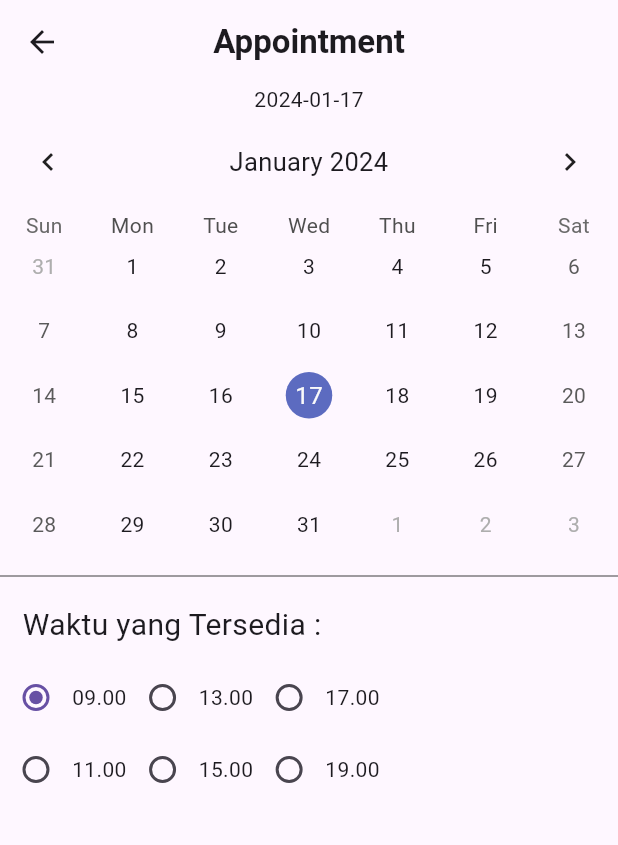
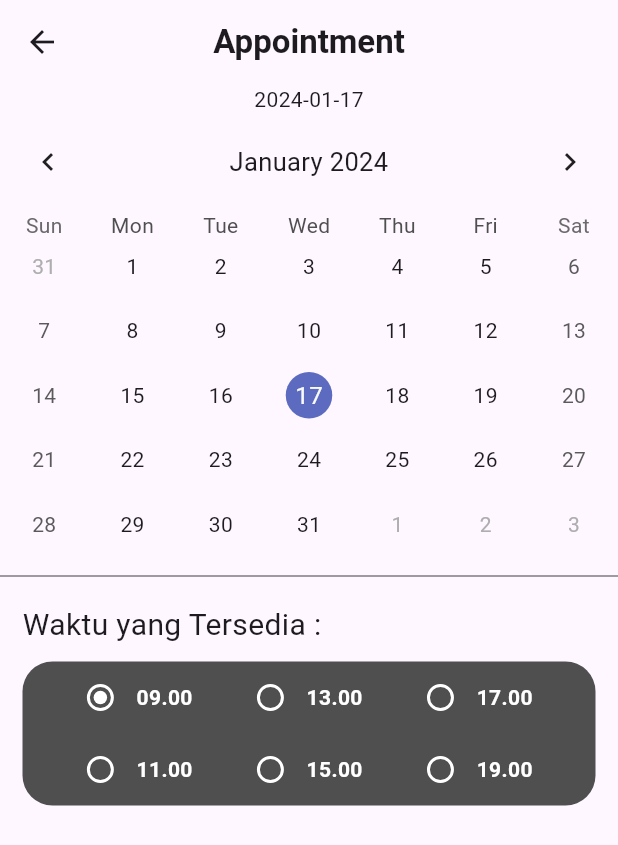
Before and after one commit to egapermana24/frontend_projek_akhir_pengembangan_aplikasi_mobile_ahligigi, a Flutter app: the DetailsPage screen opened directly, after a tap on "Book an Appointment", on a phone screen of 412 x 824 dp. Shown: the top 845 px of the screen. Run offline on Flutter 3.47's test engine with Material 3 defaults, Android fonts, the phone set to English and light mode, and no system bars; drawn by our look-alikes of table_calendar; our stand-ins replace font_awesome_flutter, get, google_fonts.

Commit message:
17-1-2024

```diff
--- a/lib/main.dart
+++ b/lib/main.dart
@@ -1,4 +1,6 @@
 import 'package:ahli_gigi/pages/dashboard/dashboard.dart';
+import 'package:ahli_gigi/pages/dashboard/dashboard.dart';
+import 'package:ahli_gigi/pages/navbar/navbar.dart';
 import 'package:ahli_gigi/pages/register.dart';
 import 'package:ahli_gigi/pages/login.dart';
 import 'package:ahli_gigi/pages/forgot_pw.dart';
@@ -9,16 +11,15 @@ void main() {
 }
 
 class MyApp extends StatelessWidget {
-  const MyApp({super.key});
+  const MyApp({Key? key}) : super(key: key);
 
-  // This widget is the root of your application.
   @override
   Widget build(BuildContext context) {
     return MaterialApp(
       debugShowCheckedModeBanner: false,
-      home: const Login(),
+      initialRoute: 'Login',
       routes: {
-        'Login': (context) => Login(),
+        'Login': (context) => const Login(),
         'dashboard': (context) => Dashboard(),
         'register': (context) => Register(),
         'forgot': (context) => Forgot(),
--- a/lib/pages/DetailsPage/widget/details_page_widget.dart
+++ b/lib/pages/DetailsPage/widget/details_page_widget.dart
@@ -110,7 +110,7 @@ class DetailsPageWidget extends StatelessWidget {
         Stack(
           children: <Widget>[
             Container(
-              height: 400,
+              height: 435,
               child: Column(
                 children: <Widget>[
                   const Padding(
@@ -139,7 +139,7 @@ class DetailsPageWidget extends StatelessWidget {
               ),
             ),
             Positioned(
-              bottom: 7,
+              bottom: 5,
               left: 7,
               right: 7,
               child: Center(
@@ -153,22 +153,29 @@ class DetailsPageWidget extends StatelessWidget {
                   child: Row(
                     children: <Widget>[
                       Padding(
-                        padding: const EdgeInsets.only(left: 8, right: 2),
+                        padding: const EdgeInsets.only(left: 5, right: 1),
                         child: IconButton(
                           icon: const Icon(
                             Icons.favorite,
                             color: Colors.redAccent,
                           ),
-                          iconSize: 37.0,
+                          iconSize: 35.0,
                           tooltip: 'Add to Bookmark',
                           onPressed: () {
                             // Aksi ketika button diklik
                           },
                         ),
                       ),
+                      Container(
+                        width: 1,
+                        height: 40,
+                        decoration: BoxDecoration(
+                            border: Border.all(
+                                color: Color.fromARGB(255, 142, 142, 142))),
+                      ),
                       Expanded(
                           child: Padding(
-                        padding: const EdgeInsets.only(right: 13.0),
+                        padding: const EdgeInsets.only(left: 8, right: 13.0),
                         child: ElevatedButton(
                           style: ElevatedButton.styleFrom(
                             // Atur ukuran ElevatedButton di sini
--- a/lib/pages/appointment/appointment.dart
+++ b/lib/pages/appointment/appointment.dart
@@ -1,5 +1,6 @@
 import 'package:ahli_gigi/pages/appointment/widget/table_calendar.dart';
 import 'package:flutter/material.dart';
+import 'package:ahli_gigi/pages/appointment/widget/table_jam.dart';
 
 class appointmentPage extends StatefulWidget {
   const appointmentPage({super.key});
@@ -40,100 +41,7 @@ class _appointmentPageState extends State<appointmentPage> {
           const SizedBox(
             height: 10,
           ),
-          Container(
-            child: Row(children: [
-              Column(
-                children: [
-                  Row(
-                    children: [
-                      Radio(
-                          value: 1,
-                          groupValue: groupValue,
-                          onChanged: (value) {
-                            setState(() {
-                              groupValue = value!;
-                            });
-                          }),
-                      const Text('09.00'),
-                    ],
-                  ),
-                  Row(
-                    children: [
-                      Radio(
-                          value: 2,
-                          groupValue: groupValue,
-                          onChanged: (value) {
-                            setState(() {
-                              groupValue = value!;
-                            });
-                          }),
-                      const Text('11.00'),
-                    ],
-                  ),
-                ],
-              ),
-              Column(
-                children: [
-                  Row(
-                    children: [
-                      Radio(
-                          value: 3,
-                          groupValue: groupValue,
-                          onChanged: (value) {
-                            setState(() {
-                              groupValue = value!;
-                            });
-                          }),
-                      const Text('13.00'),
-                    ],
-                  ),
-                  Row(
-                    children: [
-                      Radio(
-                          value: 4,
-                          groupValue: groupValue,
-                          onChanged: (value) {
-                            setState(() {
-                              groupValue = value!;
-                            });
-                          }),
-                      const Text('15.00'),
-                    ],
-                  ),
-                ],
-              ),
-              Column(
-                children: [
-                  Row(
-                    children: [
-                      Radio(
-                          value: 5,
-                          groupValue: groupValue,
-                          onChanged: (value) {
-                            setState(() {
-                              groupValue = value!;
-                            });
-                          }),
-                      const Text('17.00'),
-                    ],
-                  ),
-                  Row(
-                    children: [
-                      Radio(
-                          value: 6,
-                          groupValue: groupValue,
-                          onChanged: (value) {
-                            setState(() {
-                              groupValue = value!;
-                            });
-                          }),
-                      const Text('19.00'),
-                    ],
-                  ),
-                ],
-              ),
-            ]),
-          )
+          tableJam(),
         ],
       ),
     );
--- /dev/null
+++ b/lib/pages/appointment/widget/table_jam.dart
@@ -0,0 +1,151 @@
+import 'package:flutter/material.dart';
+
+class tableJam extends StatefulWidget {
+  const tableJam({super.key});
+
+  @override
+  State<tableJam> createState() => _tableJamState();
+}
+
+class _tableJamState extends State<tableJam> {
+  int groupValue = 1;
+
+  @override
+  Widget build(BuildContext context) {
+    return Padding(
+      padding: const EdgeInsets.only(left: 15, right: 15),
+      child: Container(
+        decoration: BoxDecoration(
+            color: Color.fromARGB(255, 79, 79, 79),
+            // border: Border.all(color: Colors.black),
+            borderRadius: BorderRadius.circular(20)),
+        child: Padding(
+          padding: const EdgeInsets.only(right: 14.0),
+          child:
+              Row(mainAxisAlignment: MainAxisAlignment.spaceEvenly, children: [
+            Column(
+              children: [
+                Row(
+                  children: [
+                    Radio(
+                        fillColor: MaterialStatePropertyAll(Colors.white),
+                        value: 1,
+                        groupValue: groupValue,
+                        onChanged: (value) {
+                          setState(() {
+                            groupValue = value!;
+                          });
+                        }),
+                    const Text(
+                      '09.00',
+                      style: const TextStyle(
+                          color: Colors.white, fontWeight: FontWeight.bold),
+                    ),
+                  ],
+                ),
+                Row(
+                  children: [
+                    Radio(
+                        fillColor: MaterialStatePropertyAll(Colors.white),
+                        value: 2,
+                        groupValue: groupValue,
+                        onChanged: (value) {
+                          setState(() {
+                            groupValue = value!;
+                          });
+                        }),
+                    const Text(
+                      '11.00',
+                      style: const TextStyle(
+                          color: Colors.white, fontWeight: FontWeight.bold),
+                    ),
+                  ],
+                ),
+              ],
+            ),
+            Column(
+              children: [
+                Row(
+                  children: [
+                    Radio(
+                        fillColor: MaterialStatePropertyAll(Colors.white),
+                        value: 3,
+                        groupValue: groupValue,
+                        onChanged: (value) {
+                          setState(() {
+                            groupValue = value!;
+                          });
+                        }),
+                    const Text(
+                      '13.00',
+                      style: const TextStyle(
+                          color: Colors.white, fontWeight: FontWeight.bold),
+                    ),
+                  ],
+                ),
+                Row(
+                  children: [
+                    Radio(
+                        fillColor: MaterialStatePropertyAll(Colors.white),
+                        value: 4,
+                        groupValue: groupValue,
+                        onChanged: (value) {
+                          setState(() {
+                            groupValue = value!;
+                          });
+                        }),
+                    const Text(
+                      '15.00',
+                      style: const TextStyle(
+                          color: Colors.white, fontWeight: FontWeight.bold),
+                    ),
+                  ],
+                ),
+              ],
+            ),
+            Column(
+              children: [
+                Row(
+                  children: [
+                    Radio(
+                        fillColor: MaterialStatePropertyAll(Colors.white),
+                        value: 5,
+                        groupValue: groupValue,
+                        onChanged: (value) {
+                          setState(() {
+                            groupValue = value!;
+                          });
+                        }),
+                    const Text(
+                      '17.00',
+                      style: const TextStyle(
+                          color: Colors.white, fontWeight: FontWeight.bold),
+                    ),
+                  ],
+                ),
+                Row(
+                  children: [
+                    Radio(
+                        fillColor: MaterialStatePropertyAll(Colors.white),
+                        value: 6,
+                        groupValue: groupValue,
+                        onChanged: (value) {
+                          setState(() {
+                            groupValue = value!;
+                          });
+                        }),
+                    const Text(
+                      '19.00',
+                      style: const TextStyle(
+                          color: Colors.white, fontWeight: FontWeight.bold),
+                    ),
+                  ],
+                ),
+              ],
+            ),
+          ]),
+        ),
+      ),
+    );
+  }
+}
--- a/lib/pages/categories/categories.dart
+++ b/lib/pages/categories/categories.dart
@@ -1,5 +1,6 @@
 import 'package:flutter/material.dart';
 import 'widget/categories_card.dart';
+import 'package:ahli_gigi/pages/navbar/navbar.dart';
 
 class Categories extends StatelessWidget {
   const Categories({super.key});
--- a/pubspec.yaml
+++ b/pubspec.yaml
@@ -40,6 +40,7 @@ dependencies:
   flutter_svg: ^2.0.5
   google_fonts: ^6.1.0
   table_calendar: ^3.0.9
+  google_nav_bar: ^5.0.6
 
 
 dev_dependencies:
```
Also changed, not shown: lib/pages/dashboard/dashboard.dart (+18 -6 lines), lib/pages/navbar/navbar.dart (added, +39 -0 lines), pubspec.lock.
